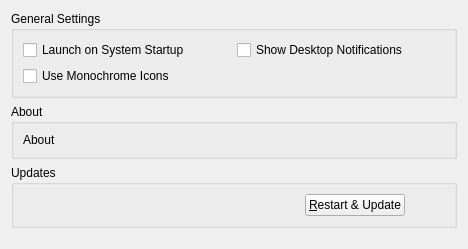
Before: the Qt Designer form src/mirall/generalsettings.ui in owncloud/client, drawn with Qt 5.
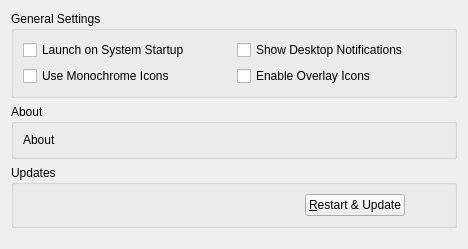
After: the same form once the commit is applied.

Commit message: Add GUI- and config file support for making the overlay icons optional.

```diff
--- a/src/mirall/generalsettings.ui
+++ b/src/mirall/generalsettings.ui
@@ -41,6 +41,13 @@
         </property>
        </widget>
       </item>
+      <item row="1" column="1">
+       <widget class="QCheckBox" name="overlayIconsCheckBox">
+        <property name="text">
+         <string>Enable Overlay Icons</string>
+        </property>
+       </widget>
+      </item>
      </layout>
     </widget>
    </item>
```
Left out of the diff: 2 changed lines with no effect on the pictures. The commit also changes 4 other files.
